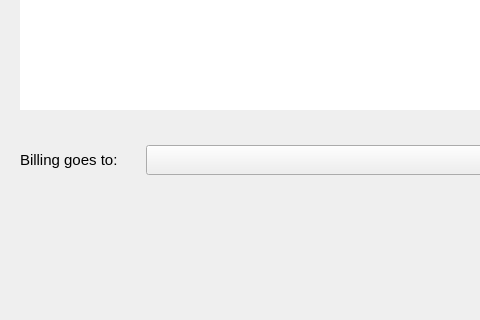
Qt form rana_qgis_plugin/simulation/simulation_wizard/model_selection.ui (nens/rana-qgis-plugin) before a commit; both pictures show x 0 to 480 and y 180 to 500 of the 900 by 650 pixel window.
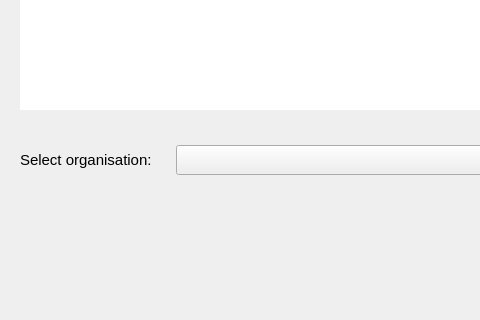
The same form after that commit. Icons and pictures are not drawn.

Commit message:
- Extend ThreediCalls.fetch_organisations with optional list of organisation lists to filter returned items
- Add get_threedi_organisations to utils module to retrieve threedi organisations with uuids reformatted to work with threedi api

- Use improved organisation fetching in Loader.start_simulation and Loader.upload_new_schematisation

- Rename "Billing goes to" with "Select organisation"

Patch:
```diff
--- a/rana_qgis_plugin/simulation/simulation_wizard/model_selection.ui
+++ b/rana_qgis_plugin/simulation/simulation_wizard/model_selection.ui
@@ -83,7 +83,7 @@
          <widget class="QLabel" name="label_6">
           <property name="maximumSize">
            <size>
-            <width>120</width>
+            <width>150</width>
             <height>16777215</height>
            </size>
           </property>
@@ -94,7 +94,7 @@
            </font>
           </property>
           <property name="text">
-           <string>Billing goes to:</string>
+           <string>Select organisation:</string>
           </property>
          </widget>
         </item>
```
The commit also changes 4 other files.
